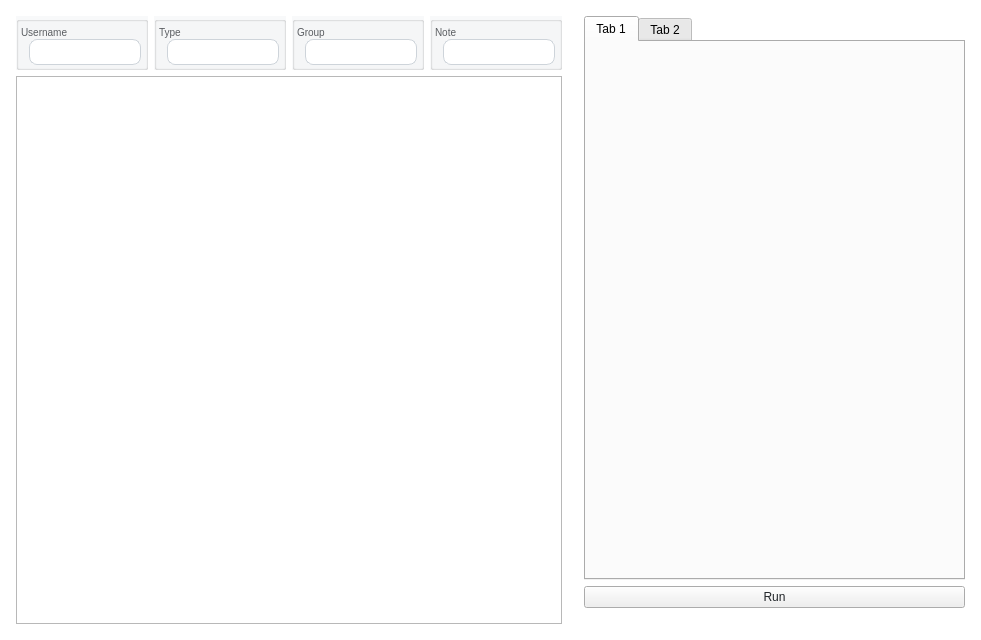
The window that ui/page_robot.ui (dinhbinhnguyen0105/python.my-manager) describes before a commit, drawn with Qt 5.
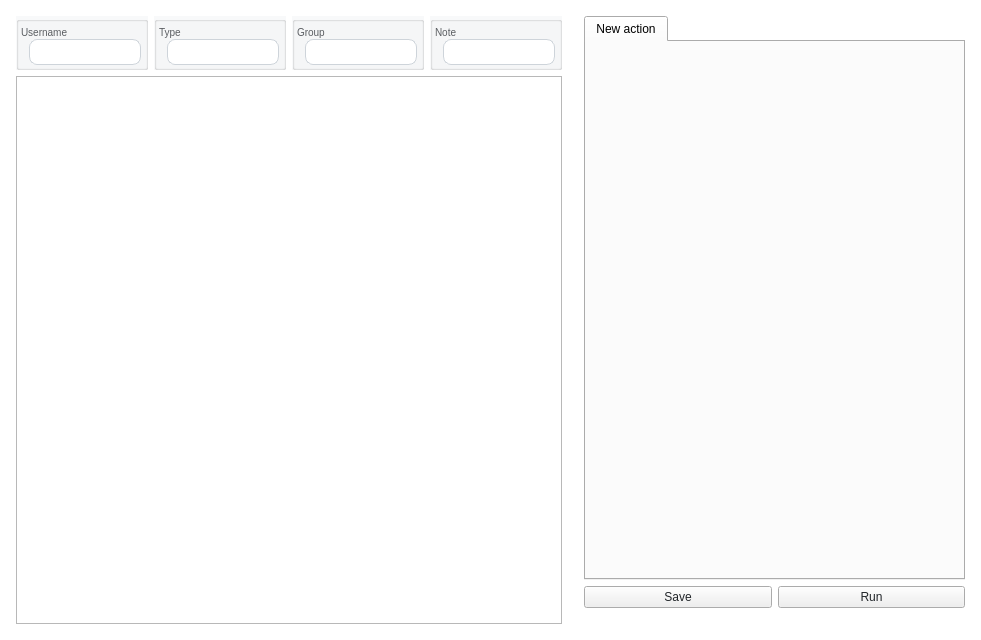
The same window after the commit.

What changed in the file:
```diff
--- a/ui/page_robot.ui
+++ b/ui/page_robot.ui
@@ -310,22 +310,28 @@
            <widget class="QTabWidget" name="tabWidget">
             <widget class="QWidget" name="tab">
              <attribute name="title">
-              <string>Tab 1</string>
+              <string>New action</string>
              </attribute>
             </widget>
-            <widget class="QWidget" name="tab_2">
-             <attribute name="title">
-              <string>Tab 2</string>
-             </attribute>
-            </widget>
+           </widget>
+          </item>
+          <item>
+           <layout class="QHBoxLayout" name="horizontalLayout_3">
+            <item>
+             <widget class="QPushButton" name="save_actions_btn">
+              <property name="text">
+               <string>Save</string>
+              </property>
            </widget>
           </item>
           <item>
-           <widget class="QPushButton" name="pushButton">
+             <widget class="QPushButton" name="run_actions_btn">
             <property name="text">
              <string>Run</string>
             </property>
            </widget>
+            </item>
+           </layout>
           </item>
          </layout>
         </item>
```
Left out of the diff: 2 changed lines with no effect on the pictures. Lines whose indentation alone changed are shown as unchanged.
